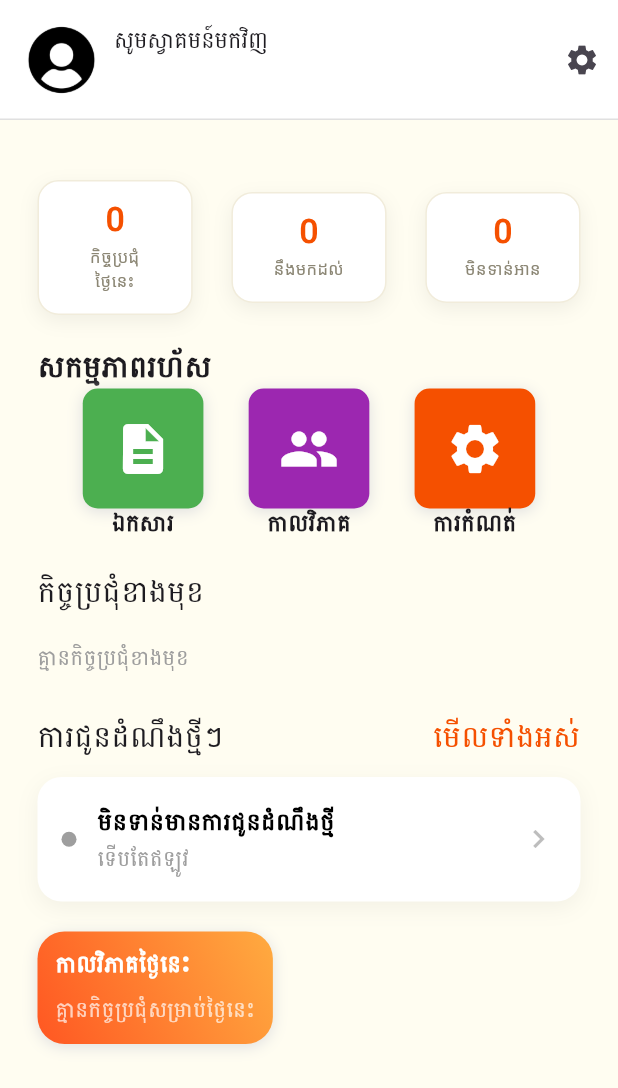
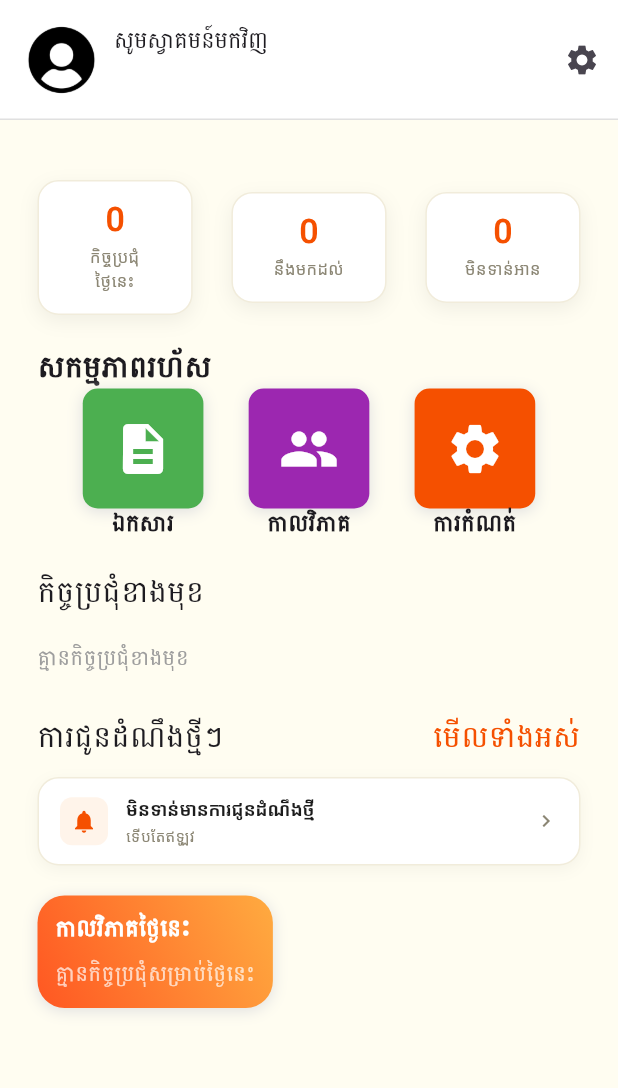
Before and after one commit to Kai-meister/ginbec_mobile_app, a Flutter app: the Home screen opened directly, on a phone screen of 412 x 824 dp. Shown: the top 1088 px of the screen. Run offline on Flutter 3.47's test engine with Material 3 defaults, Android fonts, the phone set to English and light mode, and no system bars; our stand-ins replace dio, flutter_secure_storage, pinput; accounts and stored records are empty; network calls fail; Roboto replaces fonts that are missing (KhmerOSSiemreap).

Commit message:
refactor(widgets): restyle NotificationTile with tinted icon square

```diff
--- a/lib/widgets/recent_notifications.dart
+++ b/lib/widgets/recent_notifications.dart
@@ -1,6 +1,6 @@
 import 'package:flutter/material.dart';
+import 'package:ginbec_mobile_app/config/color.dart';
 
-// Your model (assuming you have this from the database layer)
 class NotificationModel {
   final String id;
   final String title;
@@ -19,7 +19,6 @@ class NotificationModel {
   });
 }
 
-/// The rounded white card that wraps a list of notifications.
 class NotificationCard extends StatelessWidget {
   final List<NotificationModel> notifications;
   final void Function(NotificationModel)? onTap;
@@ -34,18 +33,19 @@ class NotificationCard extends StatelessWidget {
   Widget build(BuildContext context) {
     return Container(
       decoration: BoxDecoration(
-        color: Colors.white,
-        borderRadius: BorderRadius.circular(16),
+        color: GColor.surfaceCard,
+        borderRadius: BorderRadius.circular(14),
+        border: Border.all(color: GColor.borderSubtle),
         boxShadow: [
           BoxShadow(
-            color: Colors.black.withValues(alpha: 0.05),
-            blurRadius: 12,
-            offset: const Offset(0, 4),
+            color: Colors.black.withValues(alpha: 0.04),
+            blurRadius: 8,
+            offset: const Offset(0, 3),
           ),
         ],
       ),
       child: ClipRRect(
-        borderRadius: BorderRadius.circular(16),
+        borderRadius: BorderRadius.circular(14),
         child: Column(
           children: [
             for (int i = 0; i < notifications.length; i++) ...[
@@ -57,9 +57,9 @@ class NotificationCard extends StatelessWidget {
                 Divider(
                   height: 1,
                   thickness: 1,
-                  color: Colors.grey.shade200,
-                  indent: 16,
-                  endIndent: 16,
+                  color: GColor.borderSubtle,
+                  indent: 14,
+                  endIndent: 14,
                 ),
             ],
           ],
@@ -69,7 +69,6 @@ class NotificationCard extends StatelessWidget {
   }
 }
 
-/// A single notification row.
 class NotificationTile extends StatelessWidget {
   final NotificationModel notification;
   final VoidCallback? onTap;
@@ -80,73 +79,80 @@ class NotificationTile extends StatelessWidget {
     this.onTap,
   });
 
+  IconData _iconForType(String type) {
+    switch (type) {
+      case 'meeting':
+        return Icons.event;
+      case 'booking':
+        return Icons.calendar_month;
+      case 'document':
+        return Icons.description;
+      default:
+        return Icons.notifications;
+    }
+  }
+
+  String _formatTime(DateTime time) {
+    final diff = DateTime.now().difference(time);
+    if (diff.inMinutes < 1) return 'ទើបតែឥឡូវ';
+    if (diff.inMinutes < 60) return '${diff.inMinutes} នាទីមុន';
+    if (diff.inHours < 24) return '${diff.inHours} ម៉ោងមុន';
+    return '${diff.inDays} ថ្ងៃមុន';
+  }
+
   @override
   Widget build(BuildContext context) {
     return InkWell(
       onTap: onTap,
       child: Padding(
-        padding: const EdgeInsets.symmetric(horizontal: 16, vertical: 18),
+        padding: const EdgeInsets.symmetric(horizontal: 14, vertical: 12),
         child: Row(
           children: [
             Container(
-              width: 10,
-              height: 10,
+              width: 32,
+              height: 32,
               decoration: BoxDecoration(
-                color: _colorForType(notification.type),
-                shape: BoxShape.circle,
+                color: GColor.surfaceTint,
+                borderRadius: BorderRadius.circular(8),
+              ),
+              child: Icon(
+                _iconForType(notification.type),
+                color: GColor.primarycolor,
+                size: 18,
               ),
             ),
-            const SizedBox(width: 14),
+            const SizedBox(width: 12),
             Expanded(
               child: Column(
                 crossAxisAlignment: CrossAxisAlignment.start,
                 children: [
                   Text(
                     notification.title,
-                    style: const TextStyle(
-                      fontSize: 16,
+                    maxLines: 1,
+                    overflow: TextOverflow.ellipsis,
+                    style: TextStyle(
+                      fontSize: 12,
                       fontWeight: FontWeight.w700,
-                      color: Colors.black,
+                      color: GColor.textBody,
+                      fontFamily: 'KhmerOSSiemreap',
                     ),
                   ),
-                  const SizedBox(height: 4),
+                  const SizedBox(height: 2),
                   Text(
                     _formatTime(notification.createdAt),
                     style: TextStyle(
-                      fontSize: 14,
-                      color: Colors.grey.shade500,
+                      fontSize: 10,
+                      color: GColor.textMuted,
+                      fontFamily: 'KhmerOSSiemreap',
                     ),
                   ),
                 ],
               ),
             ),
-            Icon(Icons.chevron_right, color: Colors.grey.shade400),
+            Icon(Icons.chevron_right, color: GColor.textMuted, size: 16),
           ],
         ),
       ),
     );
   }
-
-  String _formatTime(DateTime time) {
-    final diff = DateTime.now().difference(time);
-    if (diff.inMinutes < 1) return 'ទើបតែឥឡូវ';
-    if (diff.inMinutes < 60) return '${diff.inMinutes} នាទីមុន';
-    if (diff.inHours < 24) {
-      return '${diff.inHours} ម៉ោងមុន';
-    }
-    return '${diff.inDays} ថ្ងៃមុន';
-  }
-
-  Color _colorForType(String type) {
-    switch (type) {
-      case 'meeting':
-        return const Color(0xFFFF9500);
-      case 'booking':
-        return Colors.green;
-      case 'document':
-        return Colors.blue;
-      default:
-        return Colors.grey;
-    }
-  }
 }
```
